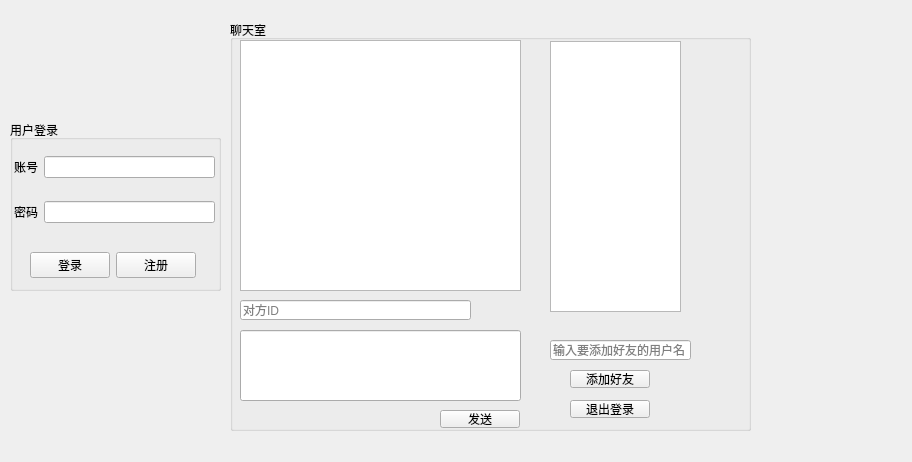
This is ImClient/mainwindow.ui in adom1528/graduation as Qt 5 draws it before an edit. The edited form follows.
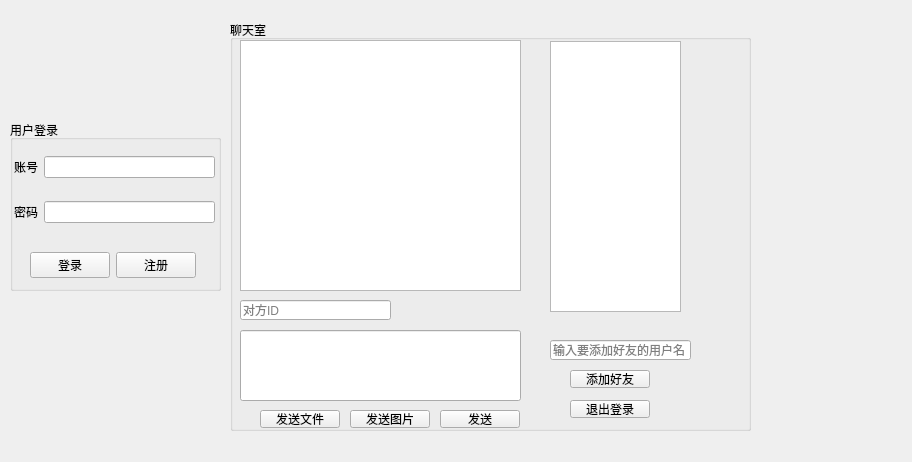
This is the edited form.

Commit message:
feat & refactor: 升级富文本聊天面板，打通图片与文件跨网络收发
【1. 架构重构 (Extract Method)】
- 抽离核心渲染引擎 `renderMessageToUI`，打造统一的 UI 渲染漏斗。
- 彻底解耦 WebSocket 实时接收 (Push) 与 HTTP 历史记录拉取 (Pull) 的视图层逻辑，解决历史记录“URL 打回原形”的技术债。

【2. 核心发送链路与网络层】
- 混合网络请求：封装 QHttpMultiPart 构建表单，实现携带 Token 的 HTTP 异步文件上传；无缝衔接 WebSocket (type=4 图片 / type=5 文件) 协议推送。

【3. UI 与富文本降维打击】
- 控件转职：聊天面板从 QTextEdit 升级为 QTextBrowser，激活 setOpenExternalLinks 允许直接调用系统默认浏览器。
- 渲染降维：发送端图片采用本地 file:/// 路径实现秒出；接收端利用 QNetworkAccessManager 内存下载并转 Base64 嵌入 HTML 实现图片内联渲染；普通文件采用带文件名的 <a> 标签超链接渲染。

Diff of the .ui file:
```diff
--- a/ImClient/mainwindow.ui
+++ b/ImClient/mainwindow.ui
@@ -142,7 +142,7 @@
       <rect>
        <x>10</x>
        <y>280</y>
-       <width>231</width>
+       <width>151</width>
        <height>20</height>
       </rect>
      </property>
@@ -199,6 +199,32 @@
       <string>退出登录</string>
      </property>
     </widget>
+    <widget class="QPushButton" name="btnSendImage">
+     <property name="geometry">
+      <rect>
+       <x>120</x>
+       <y>390</y>
+       <width>80</width>
+       <height>18</height>
+      </rect>
+     </property>
+     <property name="text">
+      <string>发送图片</string>
+     </property>
+    </widget>
+    <widget class="QPushButton" name="btnSendFile">
+     <property name="geometry">
+      <rect>
+       <x>30</x>
+       <y>390</y>
+       <width>80</width>
+       <height>18</height>
+      </rect>
+     </property>
+     <property name="text">
+      <string>发送文件</string>
+     </property>
+    </widget>
    </widget>
   </widget>
  </widget>
```
Left out of the diff: 2 changed lines with no effect on the pictures. The commit also changes 3 other files.
